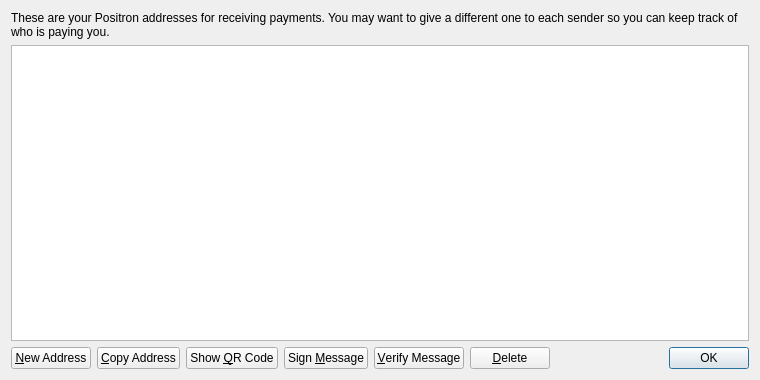
Above: src/qt/forms/addressbookpage.ui from jvcrypto/vaginacoin before the change. Below: the same form after it.
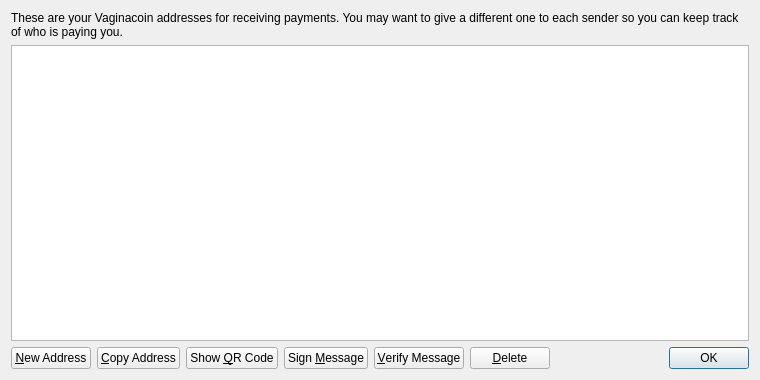
That is the form after the change. Icons and pictures are not drawn.

```diff
--- a/src/qt/forms/addressbookpage.ui
+++ b/src/qt/forms/addressbookpage.ui
@@ -17,7 +17,7 @@
    <item>
     <widget class="QLabel" name="labelExplanation">
      <property name="text">
-      <string>These are your Positron addresses for receiving payments. You may want to give a different one to each sender so you can keep track of who is paying you.</string>
+      <string>These are your Vaginacoin addresses for receiving payments. You may want to give a different one to each sender so you can keep track of who is paying you.</string>
      </property>
      <property name="textFormat">
       <enum>Qt::PlainText</enum>
```
Left out of the diff: 4 changed lines with no effect on the pictures.
